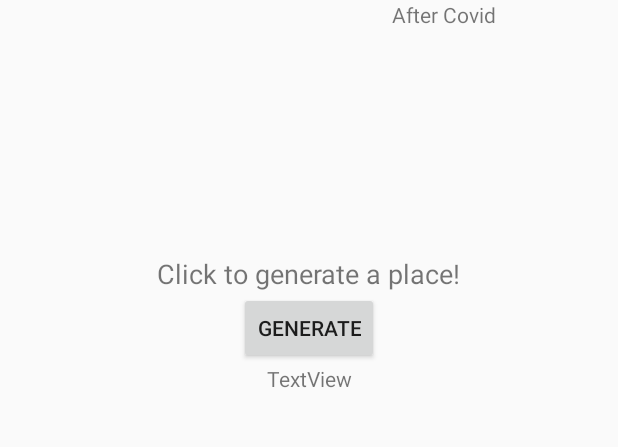
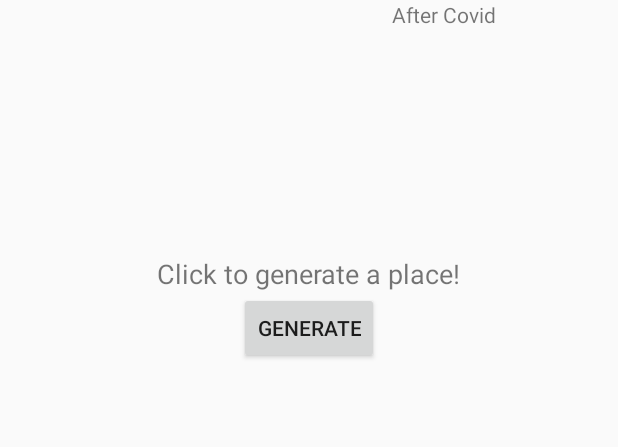
Before and after one commit to kaitlynnchan/oh-the-places-youll-go, an Android app: the screen it shows after launch (MainActivity), on a phone screen of 412 x 824 dp, the part 332-779 px from its top. Run offline under Robolectric (Android 15) with nearby library versions, the phone set to English and light mode, and no system bars.

Commit message:
Layout changes

```diff
--- a/app/src/main/java/mountainmadness2021/ohtheplacesyoullgo/ui/MainActivity.java
+++ b/app/src/main/java/mountainmadness2021/ohtheplacesyoullgo/ui/MainActivity.java
@@ -38,8 +38,6 @@ public class MainActivity extends AppCompatActivity {
 
                 // Generates random number for array position
                 int int_random = rand.nextInt(places.length);
-                TextView place = findViewById(R.id.tv_place);
-                place.setText(places[int_random] + "");
 //                System.out.println(places[int_random]);
 
 
--- a/app/src/main/res/layout/activity_main.xml
+++ b/app/src/main/res/layout/activity_main.xml
@@ -46,12 +46,4 @@
         app:layout_constraintEnd_toEndOf="@+id/btn_generate"
         app:layout_constraintStart_toStartOf="@+id/btn_generate" />
 
-    <TextView
-        android:id="@+id/tv_place"
-        android:layout_width="wrap_content"
-        android:layout_height="wrap_content"
-        android:text="TextView"
-        app:layout_constraintEnd_toEndOf="@+id/btn_generate"
-        app:layout_constraintStart_toStartOf="@+id/btn_generate"
-        app:layout_constraintTop_toBottomOf="@+id/btn_generate" />
 </androidx.constraintlayout.widget.ConstraintLayout>
--- a/app/src/main/res/layout/activity_place_info.xml
+++ b/app/src/main/res/layout/activity_place_info.xml
@@ -11,8 +11,12 @@
         android:layout_width="wrap_content"
         android:layout_height="wrap_content"
         android:text="Location"
+        android:textSize="30sp"
+        android:textStyle="bold"
         app:layout_constraintBottom_toBottomOf="parent"
         app:layout_constraintEnd_toEndOf="parent"
+        app:layout_constraintHorizontal_bias="0.498"
         app:layout_constraintStart_toStartOf="parent"
-        app:layout_constraintTop_toTopOf="parent" />
+        app:layout_constraintTop_toTopOf="parent"
+        app:layout_constraintVertical_bias="0.118" />
 </androidx.constraintlayout.widget.ConstraintLayout>
```
